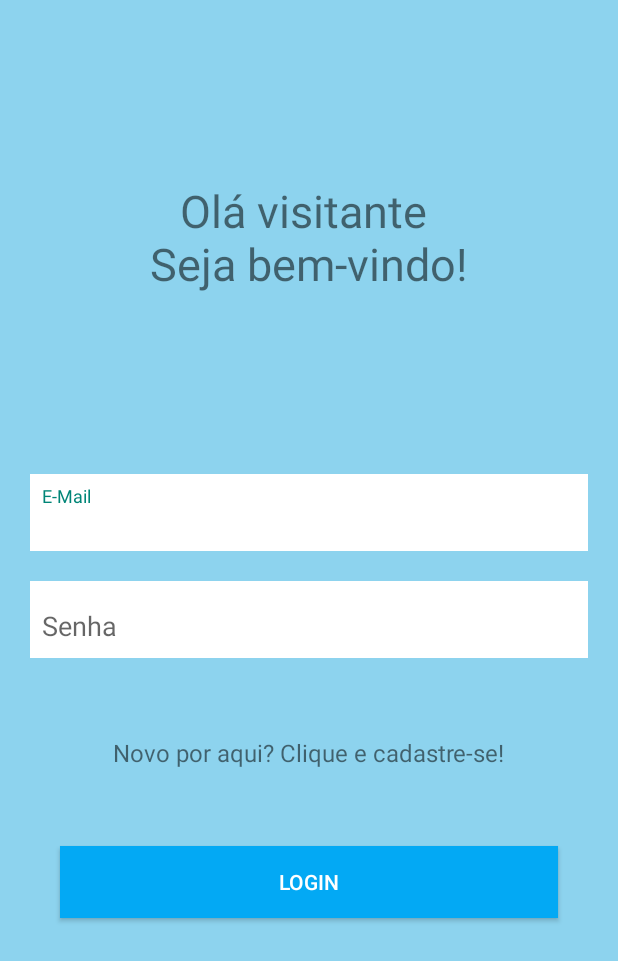
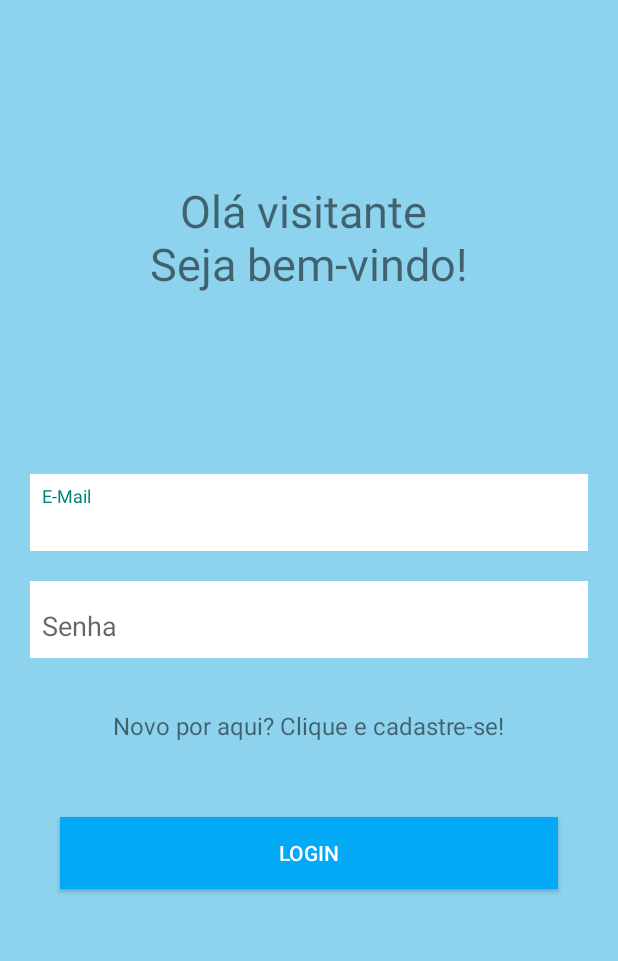
Before and after one commit to Aledsilva/Testing_Skills, an Android app: the screen it shows after launch (ActLogin), on a phone screen of 412 x 824 dp. Shown: the top 961 px of the screen. Run offline under Robolectric (Android 15) with nearby library versions, the phone set to English and light mode, and no system bars; our stand-ins replace Firebase (no records; nobody signed in at launch, a user with empty details on screens opened directly).

Commit message:
O layout de LOGIN estava quebrando, foi corrigido.

```diff
--- a/app/src/main/res/layout/activity_act_login.xml
+++ b/app/src/main/res/layout/activity_act_login.xml
@@ -81,23 +81,21 @@
         android:layout_height="wrap_content"
         android:layout_marginStart="20dp"
         android:layout_marginEnd="20dp"
-        android:layout_marginBottom="192dp"
-        android:textColor="#FFFF"
+        android:layout_marginTop="50dp"
         android:background="#03A9F4"
         android:text="Login"
-        app:layout_constraintBottom_toBottomOf="parent"
+        android:textColor="#FFFF"
         app:layout_constraintEnd_toEndOf="parent"
-        app:layout_constraintStart_toStartOf="parent" />
+        app:layout_constraintStart_toStartOf="parent"
+        app:layout_constraintTop_toBottomOf="@+id/txtRegisterButton" />
 
     <TextView
         android:id="@+id/txtRegisterButton"
         android:layout_width="wrap_content"
         android:layout_height="wrap_content"
-        android:layout_marginBottom="34dp"
         android:layout_marginTop="34dp"
         android:text="Novo por aqui? Clique e cadastre-se!"
         android:textSize="16sp"
-        app:layout_constraintBottom_toTopOf="@+id/btLogin"
         app:layout_constraintEnd_toEndOf="parent"
         app:layout_constraintStart_toStartOf="parent"
         app:layout_constraintTop_toBottomOf="@+id/textInputLayout9" />
```
Also changed, not shown: app/src/main/java/com/example/testing_skills/ui/ActRegister.kt (+17 -19 lines).
